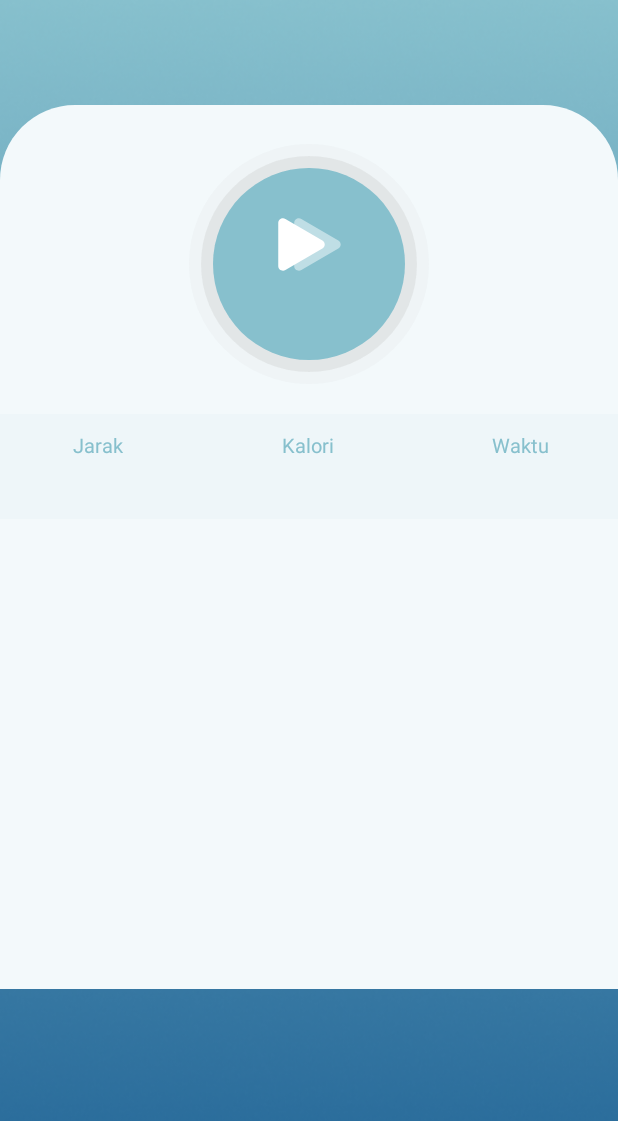
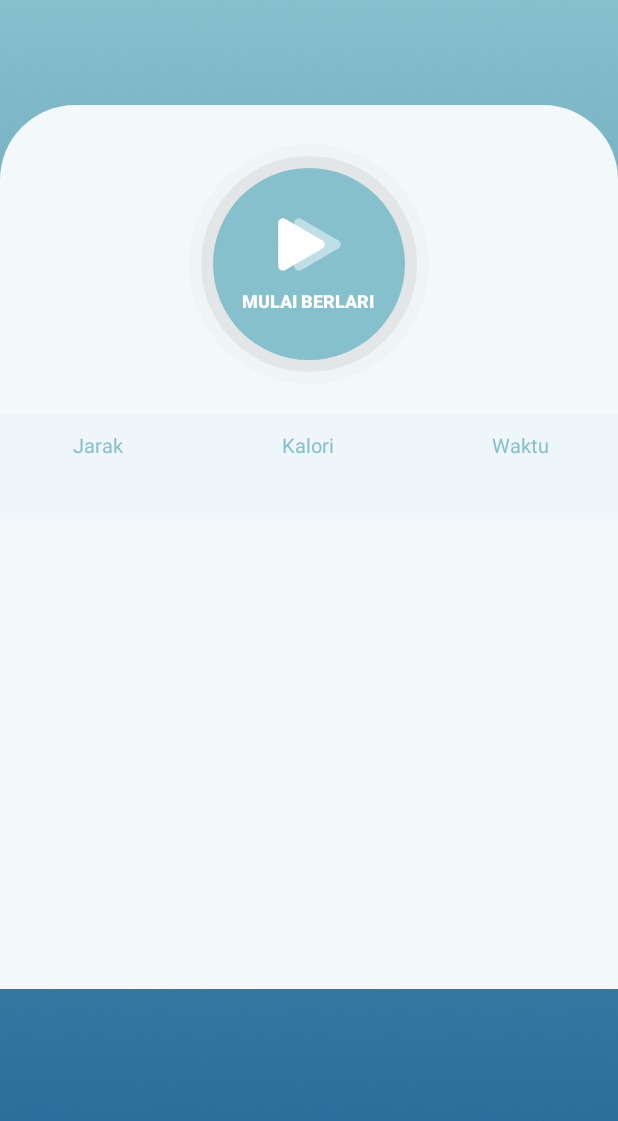
Before and after one commit to azrafebrian/RunningTrackerApp, an Android app: the layout activity_main.xml on its own in the app's theme, with its tools: preview values and no code run, on a phone screen of 412 x 824 dp. Shown: the top 1121 px of the screen. Run offline under Robolectric (Android 15) with nearby library versions, the phone set to English and light mode, and no system bars; Roboto replaces fonts that are not available here.

Commit message:
mulai berlari

```diff
--- a/app/src/main/res/layout/activity_main.xml
+++ b/app/src/main/res/layout/activity_main.xml
@@ -16,13 +16,30 @@
         android:layout_marginTop="70dp"
         android:background="@drawable/main_body" />
 
-    <ImageButton
-        android:id="@+id/button_mulai"
+    <RelativeLayout
         android:layout_width="wrap_content"
         android:layout_height="wrap_content"
-        android:background="@drawable/button_mulai"
         android:layout_centerHorizontal="true"
-        android:layout_marginTop="96dp" />
+        android:orientation="vertical"
+        android:layout_marginTop="96dp" >
+        <ImageButton
+            android:id="@+id/button_mulai"
+            android:layout_width="wrap_content"
+            android:layout_height="wrap_content"
+            android:background="@drawable/button_mulai">
+        </ImageButton>
+        <TextView
+            android:id="@+id/mulai_berlari"
+            android:layout_width="wrap_content"
+            android:layout_height="wrap_content"
+            android:text="MULAI BERLARI"
+            android:textSize="12sp"
+            android:layout_centerHorizontal="true"
+            android:layout_marginTop="96dp"
+            android:textColor="@color/white"
+            android:fontFamily="sans-serif-black"  />
+    </RelativeLayout>
+
 
     <RelativeLayout
         android:layout_width="match_parent"
```
